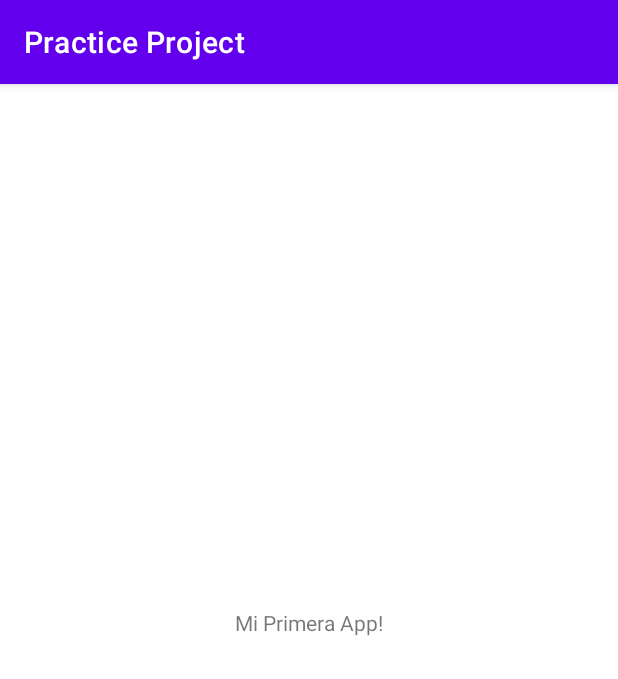
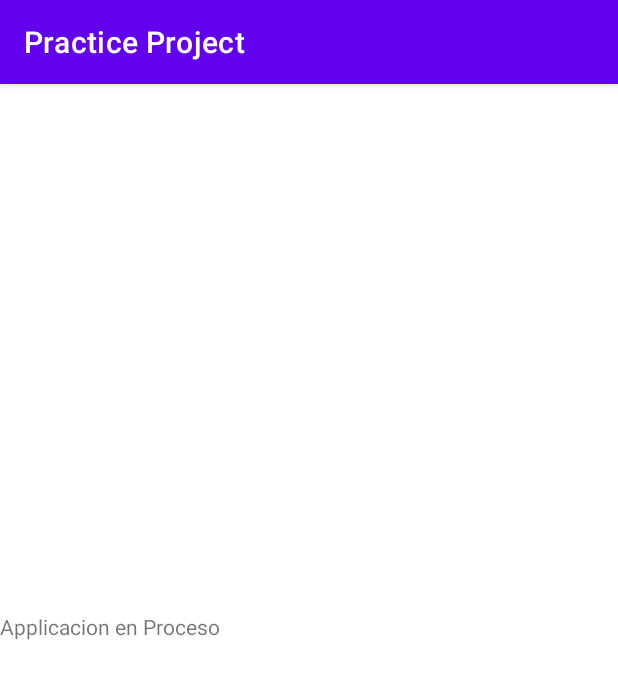
Before and after one commit to SergioGarzon/AppAndroidStudioUTNFRC-DIPLO, an Android app: the screen it shows after launch (MainActivity), on a phone screen of 412 x 824 dp. Shown: the top 679 px of the screen. Run offline under Robolectric (Android 15) with nearby library versions, the phone set to English and light mode, and no system bars.

Commit message:
New Changes

```diff
--- a/app/src/main/res/layout/activity_main.xml
+++ b/app/src/main/res/layout/activity_main.xml
@@ -7,10 +7,13 @@
     tools:context=".MainActivity">
 
     <TextView
-        android:layout_width="wrap_content"
+        android:layout_width="match_parent"
         android:layout_height="wrap_content"
-        android:text="Mi Primera App!"
+        android:layout_marginTop="32dp"
+        android:layout_marginBottom="32dp"
+        android:text="Applicacion en Proceso"
         app:layout_constraintBottom_toBottomOf="parent"
+        app:layout_constraintHorizontal_bias="0.42"
         app:layout_constraintLeft_toLeftOf="parent"
         app:layout_constraintRight_toRightOf="parent"
         app:layout_constraintTop_toTopOf="parent"
@@ -22,7 +25,7 @@
         android:layout_height="wrap_content"
         android:foreground="@android:drawable/ic_delete"
         tools:layout_editor_absoluteX="141dp"
-        tools:layout_editor_absoluteY="405dp"
+        tools:layout_editor_absoluteY="149dp"
         tools:srcCompat="@tools:sample/avatars" />
 
 </androidx.constraintlayout.widget.ConstraintLayout>
```
